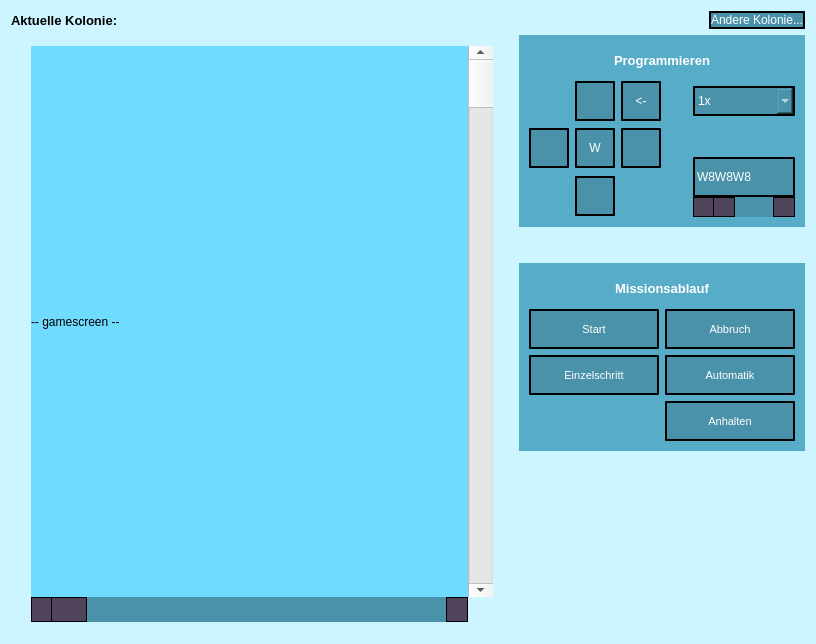
Old version of the form Patchbot_Solution/Patchbot_Project/main_window.ui in the repository Movinghead333/Patchbot-cpp.
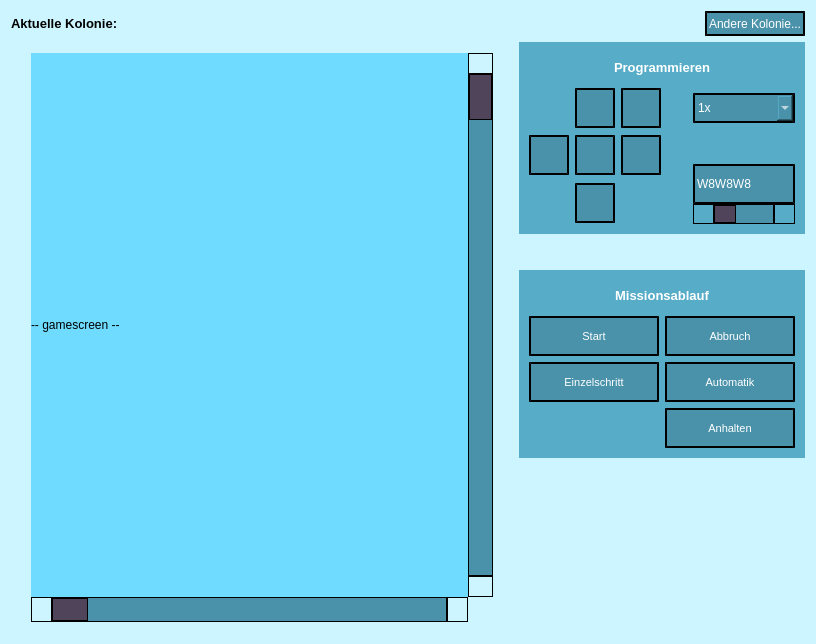
New version of the form. Icons and pictures are not drawn.

Patch:
```diff
--- a/Patchbot_Solution/Patchbot_Project/main_window.ui
+++ b/Patchbot_Solution/Patchbot_Project/main_window.ui
@@ -59,14 +59,14 @@
 }
 
 QScrollBar:horizontal {
-    border: 2px;
+    border: 1px solid black;
     background: rgb(74, 146, 170);
-    height: 15px;
+    height: 25px;
     margin: 0px 20px 0 20px;
 }
 QScrollBar::handle:horizontal {
     background:rgb(79, 68, 90);
-	border: 1px solid #000000;
+	border: 1px solid black;
     min-width: 20px;
 }
 QScrollBar::add-line:horizontal {
@@ -85,20 +85,61 @@
     subcontrol-origin: margin;
 }
 
-QScrollBar::left-arrow:horizontal, QScrollBar::right-arrow:horizontal {
-    background: rgb(79, 68, 90);
-}
-
 QScrollBar::left-arrow:horizontal{
-image: url(:/qt/src/textures/scrollbar/scrollArrowLeft.tga)
+background: rgb(79, 68, 90);
+image: url(:/qt/src/textures/scrollbar/scrollArrowLeft.tga);
 }
 
 QScrollBar::right-arrow:horizontal{
-image: url(:/qt/src/textures/scrollbar/scrollArrowRight.tga)
+background: rgb(79, 68, 90);
+image: url(:/qt/src/textures/scrollbar/scrollArrowRight.tga);
 }
 
 QScrollBar::add-page:horizontal, QScrollBar::sub-page:horizontal {
     background: none;
+}
+
+
+
+QScrollBar:vertical {
+    border: 1px solid black;
+    background: rgb(74, 146, 170);
+    width: 25px;
+    margin: 20px 0px 20px 0px;
+}
+QScrollBar::handle:vertical {
+    background:rgb(79, 68, 90);
+	border: 1px solid black;
+    min-height: 20px;
+}
+QScrollBar::add-line:vertical {
+    border: 1px solid black;
+    background: none;
+    height: 20px;
+    subcontrol-position: bottom;
+    subcontrol-origin: margin;
+}
+
+QScrollBar::sub-line:vertical {
+    border: 1px solid black;
+    background: none;
+    height: 20px;
+    subcontrol-position: top;
+    subcontrol-origin: margin;
+}
+
+QScrollBar::up-arrow:vertical{
+background: rgb(79, 68, 90);
+image: url(:/qt/src/textures/scrollbar/scrollArrowUp.tga)
+}
+
+QScrollBar::down-arrow:vertical{
+background: rgb(79, 68, 90);
+image: url(:/qt/src/textures/scrollbar/scrollArrowDown.tga)
+}
+
+QScrollBar::add-page:vertical, QScrollBar::sub-page:vertical {
+    background: none;
 }</string>
   </property>
   <widget class="QWidget" name="centralWidget">
@@ -367,8 +408,8 @@
       </property>
       <property name="minimumSize">
        <size>
-        <width>0</width>
-        <height>0</height>
+        <width>100</width>
+        <height>25</height>
        </size>
       </property>
       <property name="text">
@@ -438,6 +479,16 @@
          <property name="text">
           <string/>
          </property>
+         <property name="icon">
+          <iconset resource="Resource.qrc">
+           <normaloff>:/qt/src/textures/pfeile/pfeil_unten.tga</normaloff>:/qt/src/textures/pfeile/pfeil_unten.tga</iconset>
+         </property>
+         <property name="iconSize">
+          <size>
+           <width>32</width>
+           <height>32</height>
+          </size>
+         </property>
         </widget>
        </item>
        <item row="2" column="1">
@@ -455,7 +506,17 @@
           </size>
          </property>
          <property name="text">
-          <string>W</string>
+          <string/>
+         </property>
+         <property name="icon">
+          <iconset resource="Resource.qrc">
+           <normaloff>:/qt/src/textures/pfeile/waitCircle.tga</normaloff>:/qt/src/textures/pfeile/waitCircle.tga</iconset>
+         </property>
+         <property name="iconSize">
+          <size>
+           <width>32</width>
+           <height>32</height>
+          </size>
          </property>
         </widget>
        </item>
@@ -474,7 +535,17 @@
           </size>
          </property>
          <property name="text">
-          <string>&lt;-</string>
+          <string/>
+         </property>
+         <property name="icon">
+          <iconset resource="Resource.qrc">
+           <normaloff>:/qt/src/textures/pfeile/backArrow.tga</normaloff>:/qt/src/textures/pfeile/backArrow.tga</iconset>
+         </property>
+         <property name="iconSize">
+          <size>
+           <width>32</width>
+           <height>32</height>
+          </size>
          </property>
         </widget>
        </item>
@@ -530,6 +601,16 @@
          <property name="text">
           <string/>
          </property>
+         <property name="icon">
+          <iconset resource="Resource.qrc">
+           <normaloff>:/qt/src/textures/pfeile/pfeil_oben.tga</normaloff>:/qt/src/textures/pfeile/pfeil_oben.tga</iconset>
+         </property>
+         <property name="iconSize">
+          <size>
+           <width>32</width>
+           <height>32</height>
+          </size>
+         </property>
         </widget>
        </item>
        <item row="1" column="3">
@@ -641,6 +722,16 @@
          <property name="text">
           <string/>
          </property>
+         <property name="icon">
+          <iconset resource="Resource.qrc">
+           <normaloff>:/qt/src/textures/pfeile/pfeil_links.tga</normaloff>:/qt/src/textures/pfeile/pfeil_links.tga</iconset>
+         </property>
+         <property name="iconSize">
+          <size>
+           <width>32</width>
+           <height>32</height>
+          </size>
+         </property>
         </widget>
        </item>
        <item row="2" column="4" rowspan="2">
@@ -1065,6 +1156,16 @@
          <property name="text">
           <string/>
          </property>
+         <property name="icon">
+          <iconset resource="Resource.qrc">
+           <normaloff>:/qt/src/textures/pfeile/pfeil_rechts.tga</normaloff>:/qt/src/textures/pfeile/pfeil_rechts.tga</iconset>
+         </property>
+         <property name="iconSize">
+          <size>
+           <width>32</width>
+           <height>32</height>
+          </size>
+         </property>
         </widget>
        </item>
       </layout>
```
Left out of the diff: 38 changed lines with no effect on the pictures.
